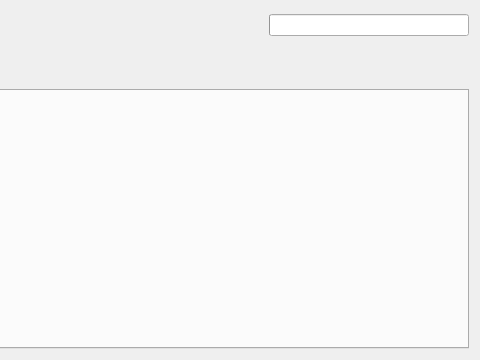
SanderTheDragon/Qtendo, file ui/emulator.ui: the form before one commit; both pictures show x 240 to 720 and y 0 to 360 of the 720 by 360 pixel window.
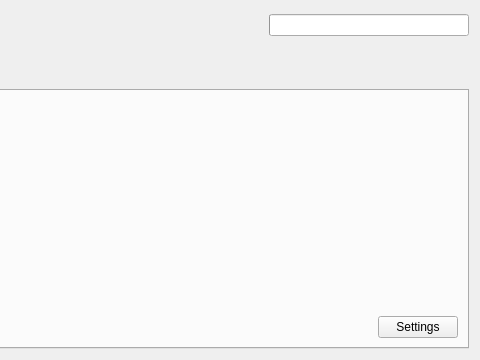
The form after the commit. Icons and pictures are not drawn.

Commit message: Added emulator settings, currently only for customizing launch command

```diff
--- a/ui/emulator.ui
+++ b/ui/emulator.ui
@@ -105,7 +105,27 @@
        <string>Info</string>
       </attribute>
       <layout class="QGridLayout" name="gridLayout_2">
-       <item row="0" column="0">
+       <item row="1" column="1">
+        <widget class="QPushButton" name="settingsButton">
+         <property name="text">
+          <string>Settings</string>
+         </property>
+        </widget>
+       </item>
+       <item row="1" column="0">
+        <spacer name="horizontalSpacer_3">
+         <property name="orientation">
+          <enum>Qt::Horizontal</enum>
+         </property>
+         <property name="sizeHint" stdset="0">
+          <size>
+           <width>40</width>
+           <height>20</height>
+          </size>
+         </property>
+        </spacer>
+       </item>
+       <item row="0" column="0" colspan="2">
         <widget class="QLabel" name="platformLabel">
          <property name="text">
           <string>&lt;html&gt;&lt;head/&gt;&lt;body&gt;&lt;p&gt;Supported platforms:&lt;br/&gt;{PLATFORMS}&lt;/p&gt;&lt;/body&gt;&lt;/html&gt;</string>
```
Left out of the diff: 3 changed lines with no effect on the pictures. The commit also changes 4 other files.
